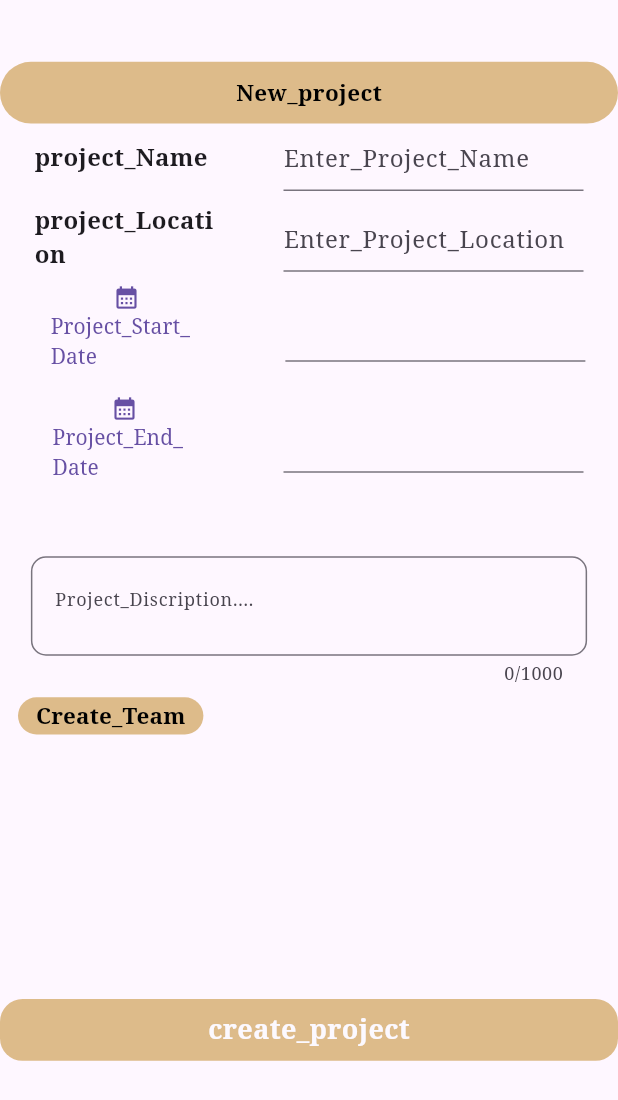
After one commit to navendra3010/serveyistNew, a Flutter app: the Newproject screen opened directly, after a tap on "Create_Team", on a phone screen of 412 x 824 dp. The commit adds this screen. Shown: the top 1100 px of the screen. Run offline on Flutter 3.47's test engine with Material 3 defaults, Android fonts, the phone set to English and light mode, and no system bars; our stand-ins replace cloud_firestore, device_info_plus, firebase_auth, firebase_core, geocoding, geolocator and 2 more; accounts and stored records are empty.

Commit message:
8-2-2025 commit

```diff
--- a/lib/adminProvider/fireStoreServiceforAdmin/fireStoreserAdmin.dart
+++ b/lib/adminProvider/fireStoreServiceforAdmin/fireStoreserAdmin.dart
@@ -1,3 +1,5 @@
+import 'dart:convert';
+
 import 'package:cloud_firestore/cloud_firestore.dart';
 import 'package:firebase_auth/firebase_auth.dart';
 import 'package:intl/intl.dart';
@@ -48,4 +50,29 @@ class FireStoreServiceForAdmin {
     }
 
   }
+// function for create team for project
+Future <void>createTeam()async
+{
+   List ids=[];
+  print("creeate team working");
+  QuerySnapshot snapshot=await _firestore.collection('allusers').get();
+ // print(snapshot.docs);
+  for (var element in snapshot.docs) {
+    //print(element.id);
+    ids.add(element.id);
+
+
+
+
+
+  }
+   print(ids[0]);
+   DocumentSnapshot<Map<String, dynamic>> documents=await _firestore.collection("allusers").doc(ids[0]).get();
+   print(documents.data());
+
+
+
+
+
 }
+}
--- /dev/null
+++ b/lib/admin_uI/newPrjectUI.dart
@@ -0,0 +1,217 @@
+import 'package:flutter/material.dart';
+import 'package:provider/provider.dart';
+import 'package:surveyist/adminProvider/adminProjectProvider.dart';
+import 'package:surveyist/utils/TextSyle.dart';
+import 'package:surveyist/utils/appButton.dart';
+import 'package:surveyist/utils/appFont.dart';
+
+class Newproject extends StatefulWidget {
+  Newproject({super.key});
+  @override
+  State<Newproject> createState() => _MyNewProjectUI();
+}
+
+class _MyNewProjectUI extends State<Newproject> {
+  @override
+  Widget build(BuildContext context) {
+    final newProject = Provider.of<Projectprovider>(context);
+    return Container(
+      child: GestureDetector(
+        onTap: () {
+          FocusScope.of(context).requestFocus(FocusNode());
+        },
+        child: Scaffold(
+            body: SingleChildScrollView(
+          child: Column( mainAxisAlignment: MainAxisAlignment.start,
+          crossAxisAlignment: CrossAxisAlignment.start,
+            children: [
+              SizedBox(
+                height: MediaQuery.of(context).size.height * 5 / 100,
+              ),
+              //new projec text container-------------------------------------------------
+              Center(
+                child: Container(
+                  height: MediaQuery.of(context).size.height * 5 / 100,
+                  width: MediaQuery.of(context).size.width * 100 / 100,
+                  decoration: BoxDecoration(
+                      color: const Color.fromARGB(255, 221, 187, 138),
+                      borderRadius: BorderRadius.all(Radius.circular(80))),
+                  child: Center(
+                      child: Text(
+                    "New_project",
+                    style: CustomText.nameOfTextStyle,
+                  )),
+                ),
+              ),
+              //end---------------------------------------------------------------------------
+              Row(
+                mainAxisAlignment: MainAxisAlignment.spaceAround,
+                children: [
+                  SizedBox(
+                    width: 120.0, // Fixed width for the label
+                    child: Text('project_Name',
+                        style: TextStyle(
+                            fontFamily: AppFont.fontFamily,
+                            fontWeight: FontWeight.w700,
+                            fontSize: 16)),
+                  ),
+                  Flexible(
+                    child: SizedBox(
+                      width: 200.0, // Fixed width
+                      height: 45.0, // Fixed height
+                      child: TextField(
+                        //controller:
+                        decoration: InputDecoration(
+                          hintText: 'Enter_Project_Name',
+                        ),
+                      ),
+                    ),
+                  )
+                ],
+              ),
+              SizedBox(
+                height: MediaQuery.of(context).size.height * 1 / 100,
+              ),
+              //start-------------------------------------------------------
+              Row(
+                mainAxisAlignment: MainAxisAlignment.spaceAround,
+                children: [
+                  SizedBox(
+                    width: 120.0, // Fixed width for the label
+                    child: Text('project_Location',
+                        style: TextStyle(
+                            fontFamily: AppFont.fontFamily,
+                            fontWeight: FontWeight.w700,
+                            fontSize: 16)),
+                  ),
+                  Flexible(
+                    child: SizedBox(
+                      width: 200.0, // Fixed width
+                      height: 45.0, // Fixed height
+                      child: TextField(
+                          //  controller: createFullName,
+                          // keyboardType:TextInputType.name,
+                          decoration: InputDecoration(
+                              hintText: 'Enter_Project_Location')),
+                    ),
+                  ),
+                ],
+              ),
+              //end-------------------------------------------------------------
+
+              //start date select--------------------------------------------
+              Row(
+                mainAxisAlignment: MainAxisAlignment.spaceAround,
+                                children: [
+                  SizedBox(
+                    width: 125.0,
+                    child: TextButton(
+                      onPressed: () {
+                        newProject.setDate(context);
+                      },
+                      child: Column(
+                        children: [
+                          Container(
+                            child: Icon(Icons.calendar_month),
+                          ),
+                          Text("Project_Start_Date")
+                        ],
+                      ),
+                    ),
+                  ),
+                  Flexible(
+                    child: SizedBox(
+                      width: 200.0, // Fixed width
+                      height: 45.0, // Fixed height
+                      child: TextField(
+                        controller: newProject.dateStartcontroller,
+                      ),
+                    ),
+                  )
+                ],
+              ),
+              //start date select--------------------------------------------end
+              Row(
+                mainAxisAlignment: MainAxisAlignment.spaceAround,
+                children: [
+                  SizedBox(
+                    width: 120.0,
+                    child: TextButton(
+                      onPressed: () {
+                        newProject.setEndDate(context);
+                      },
+                      child: Column(
+                        children: [
+                          Container(
+                            child: Icon(Icons.calendar_month),
+                          ),
+                          Text("Project_End_Date")
+                        ],
+                      ),
+                    ),
+                  ),
+                  Flexible(
+                    child: SizedBox(
+                      width: 200.0, // Fixed width
+                      height: 45.0, // Fixed height
+                      child: TextField(
+                        controller: newProject.dateEndcontroller,
+                      ),
+                    ),
+                  )
+                ],
+              ),
+                SizedBox(
+                height: MediaQuery.of(context).size.height * 5 / 100,
+              ),
+              //-----------------start----------project description------container-----------------------------
+              Center(
+                child: Container(
+                    height: MediaQuery.of(context).size.height * 10 / 100,
+                    width: MediaQuery.of(context).size.width * 90 / 100,
+                    //color: Colors.amber,
+                    child: TextFormField(
+                      maxLines: 15,
+                      maxLength: 1000,
+                      decoration: InputDecoration(
+                          hintText: "Project_Discription....",
+                          hintStyle: TextStyle(
+                              fontSize: 12, fontFamily: AppFont.fontFamily),
+                          border: OutlineInputBorder(
+                              borderRadius: BorderRadius.all(Radius.circular(10)))),
+                    ),
+                  ),
+              ),
+              //-----------------end----------project description----------container-------------------------
+                TextButton(onPressed: () {
+                  newProject.getTeam();
+                },
+                  child: Container(
+                    height: MediaQuery.of(context).size.height * 3 / 100,
+                    width: MediaQuery.of(context).size.width * 30 / 100,
+                    decoration: BoxDecoration(
+                        color: const Color.fromARGB(255, 221, 187, 138),
+                        borderRadius: BorderRadius.all(Radius.circular(80))),
+                    child: Center(
+                        child: Text(
+                      "Create_Team",
+                      style: CustomText.nameOfTextStyle,
+                    )),
+                  ),
+                ),
+                  SizedBox(
+                height: MediaQuery.of(context).size.height * 20 / 100,
+              ),
+              //submit buttom-------------------------------------------------------------------------start
+                MyButton(text:"create_project",  color: const Color.fromARGB(255, 221, 187, 138), onPressed: () {
+                  print("create projec working");
+
+                },)
+                 //submit buttom-------------------------------------------------------------------------end`
+            ],
+          ),
+        )),
+      ),
+    );
+  }
+}
--- a/lib/main.dart
+++ b/lib/main.dart
@@ -5,6 +5,7 @@ import 'package:provider/provider.dart';
 import 'package:surveyist/UI_for_all/splashUI.dart';
 import 'package:surveyist/adminProvider/accountCreateprovider.dart';
 import 'package:surveyist/adminProvider/adminHomeProvider.dart';
+import 'package:surveyist/adminProvider/adminProjectProvider.dart';
 import 'package:surveyist/adminProvider/adminoperationProvider.dart';
 import 'package:surveyist/adminProvider/commanproviderforAdmin.dart';
 import 'package:surveyist/userProviders/commanProvider.dart';
@@ -32,6 +33,7 @@ void main() async {
       ChangeNotifierProvider(create: (context) => Accountcreate()),
       ChangeNotifierProvider(create: (context) => CommanProviderForUser()),
       ChangeNotifierProvider(create: (context) => CommanproviderAdmin()),
+       ChangeNotifierProvider(create: (context) => Projectprovider()),
     ],
     child: MyApp(),
   ));
--- a/lib/users_UI/tasksubmitUI.dart
+++ b/lib/users_UI/tasksubmitUI.dart
@@ -178,6 +178,7 @@ class _TasksubmitPageState extends State<TasksubmitPage> {
                             width: MediaQuery.of(context).size.height * 5 / 100,
                           ),
                           Container(
+
                             child: Text("${StartDate}".split(' ')[0]),
                           ),
                         ],
--- a/lib/utils/appConstant.dart
+++ b/lib/utils/appConstant.dart
@@ -18,6 +18,6 @@ class AppConstantClass
 
 }
 //this menu for admin panel dashboard
-enum ButtomMenu {home,users,createProject,profile,}
+enum ButtomMenu {home,users,ProjectOverView,profile,}
 //this emuns function for userdashboard panel
 enum ButtomMenu2 {userHome, UserWorkHistory,progess,userprofile,}
--- a/lib/utils/footerForUsers.dart
+++ b/lib/utils/footerForUsers.dart
@@ -1,7 +1,7 @@
 import 'package:flutter/material.dart';
 import 'package:surveyist/admin_uI/adminDashboard.dart';
 import 'package:surveyist/admin_uI/adminProfile.dart';
-import 'package:surveyist/admin_uI/createProject.dart';
+import 'package:surveyist/admin_uI/projectOverViewUI.dart';
 import 'package:surveyist/admin_uI/viewAllUser.dart';
 import 'package:surveyist/users_UI/UserWorkHistory.dart';
 import 'package:surveyist/users_UI/userDashboard.dart';
@@ -66,7 +66,7 @@ class footerUiForUsers extends StatelessWidget {
             },
             child: Container(
                 child: Icon(Icons.create,
-                    color: ButtomMenu.createProject != selectMenu2
+                    color: ButtomMenu.ProjectOverView != selectMenu2
                         ? Colors.black
                         : Colors.grey)),
           ),
```
Also changed, not shown: lib/adminProvider/adminProjectProvider.dart (added, +64 -0 lines), lib/admin_uI/createProject.dart (deleted, +0 -50 lines), lib/admin_uI/projectOverViewUI.dart (added, +61 -0 lines), lib/utils/appFooter.dart (+4 -4 lines).
